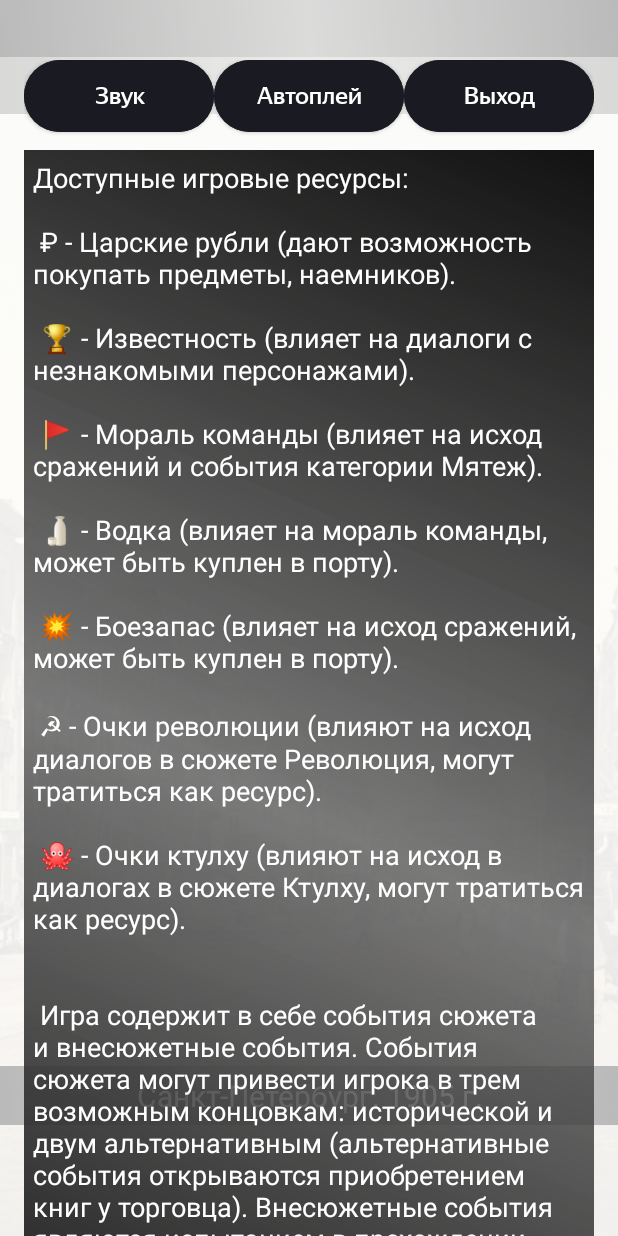
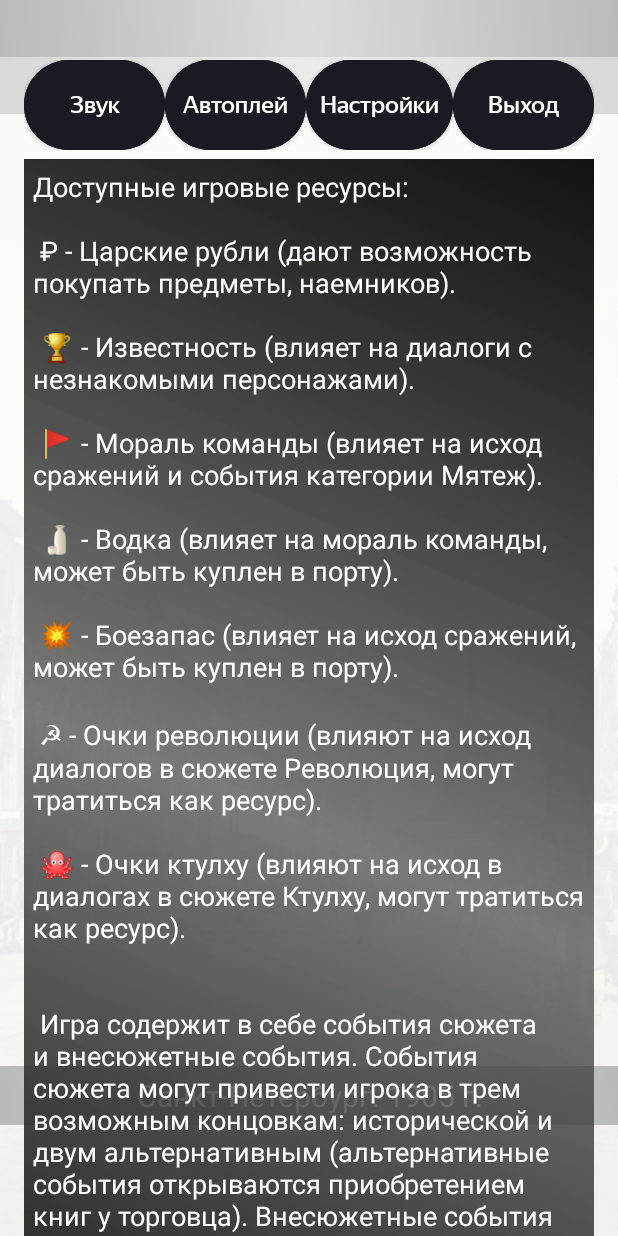
Before and after one commit to AlexeyJarlax/Visual_Novel_Torpedo_boat_Fury, an Android app: the fragment MenuFragment placed in its activity, after a tap on "Автоплей", on a phone screen of 412 x 824 dp. Run offline under Robolectric (Android 15) with nearby library versions, the phone set to English and light mode, and no system bars; 1 other tap on this screen came first.

Commit message:
+ кнопки меню

```diff
--- a/app/src/main/java/com/pavlovalexey/torpedo/ui/MenuFragment.kt
+++ b/app/src/main/java/com/pavlovalexey/torpedo/ui/MenuFragment.kt
@@ -9,9 +9,13 @@ import android.widget.Toast
 import androidx.fragment.app.Fragment
 import com.pavlovalexey.torpedo.R
 
-/** фрагмент для верхнего меню игры. Содержит справку по ресурсам и события, три кнопки*/
+/** фрагмент для верхнего меню игры. Содержит справку по ресурсам и события, кнопки*/
 
 class MenuFragment : Fragment() {
+
+    private fun toast(message: String) {
+        Toast.makeText(requireContext(), message, Toast.LENGTH_SHORT).show()
+    }
 
     override fun onCreateView(
         inflater: LayoutInflater, container: ViewGroup?,
@@ -21,20 +25,29 @@ class MenuFragment : Fragment() {
 
         val soundButton = view.findViewById<Button>(R.id.soundButton)
         val autoPlayButton = view.findViewById<Button>(R.id.autoPlayButton)
+        val settingsButton = view.findViewById<Button>(R.id.settingsButton)
         val closeSaveButton = view.findViewById<Button>(R.id.closeSaveButton)
         val menuLayout = view.findViewById<View>(R.id.fragment_menu)
         (activity as MainActivity).hideOptionsLayout()
 
         soundButton.setOnClickListener {
-            Toast.makeText(requireContext(), "Вы нажали кнопку 'Звук'", Toast.LENGTH_SHORT).show()
+            toast("Вы нажали кнопку 'Звук' Функция в разработке")
+            toast("Функция в разработке")
         }
 
         autoPlayButton.setOnClickListener {
-            Toast.makeText(requireContext(), "Вы нажали кнопку 'Автоплей'", Toast.LENGTH_SHORT).show()
+            toast("Вы нажали кнопку 'Автоплей'")
+            toast("Функция в разработке")
+        }
+
+        settingsButton.setOnClickListener {
+            toast("Вы нажали кнопку 'Настройки'")
+            toast("Функция в разработке")
         }
 
         closeSaveButton.setOnClickListener {
-            Toast.makeText(requireContext(), "Вы нажали кнопку 'Закрыть + Сохранить Прогресс'", Toast.LENGTH_SHORT).show()
+            toast("Вы нажали кнопку 'Закрыть + Сохранить Прогресс'")
+            toast("Функция в разработке")
         }
 
         menuLayout.setOnClickListener {
--- a/app/src/main/res/layout/fragment_menu.xml
+++ b/app/src/main/res/layout/fragment_menu.xml
@@ -17,7 +17,7 @@
 
     <LinearLayout
         android:layout_width="match_parent"
-        android:layout_height="@dimen/dp60"
+        android:layout_height="wrap_content"
         android:orientation="horizontal">
 
         <com.google.android.material.button.MaterialButton
@@ -25,7 +25,7 @@
             android:layout_weight="1"
             style="@style/ErrorButtons"
             android:layout_width="wrap_content"
-            android:layout_height="wrap_content"
+            android:layout_height="@dimen/dp60"
             android:text="Звук"/>
 
         <com.google.android.material.button.MaterialButton
@@ -33,15 +33,23 @@
             style="@style/ErrorButtons"
             android:layout_weight="1"
             android:layout_width="wrap_content"
-            android:layout_height="wrap_content"
+            android:layout_height="@dimen/dp60"
             android:text="Автоплей"/>
+
+        <com.google.android.material.button.MaterialButton
+            android:id="@+id/settingsButton"
+            style="@style/ErrorButtons"
+            android:layout_weight="1"
+            android:layout_width="wrap_content"
+            android:layout_height="@dimen/dp60"
+            android:text="Настройки"/>
 
         <com.google.android.material.button.MaterialButton
             android:id="@+id/closeSaveButton"
             style="@style/ErrorButtons"
             android:layout_weight="1"
             android:layout_width="wrap_content"
-            android:layout_height="wrap_content"
+            android:layout_height="@dimen/dp60"
             android:text="Выход"/>
     </LinearLayout>
 
@@ -51,6 +59,7 @@
         android:layout_height="wrap_content"
         android:background="@drawable/horizontal_gradient"
         android:gravity="left"
+        android:layout_marginTop="@dimen/dp6"
         android:padding="@dimen/dp6"
         android:shadowColor="#000000"
         android:shadowDx="2"
--- a/app/src/main/res/values/styles.xml
+++ b/app/src/main/res/values/styles.xml
@@ -190,7 +190,7 @@
     <style name="ErrorButtons" parent="Widget.MaterialComponents.Button">
         <item name="android:textColor">@color/yp_white_and_yp_black</item>
         <item name="android:textSize">@dimen/text_size_sp16</item>
-        <item name="cornerRadius">@dimen/dp24</item>
+        <item name="cornerRadius">@dimen/dp60</item>
         <item name="android:textAllCaps">false</item>
         <item name="android:fontFamily">@font/ys_display_medium</item>
         <item name="android:backgroundTint">@color/yp_black_and_yp_white</item>
```
